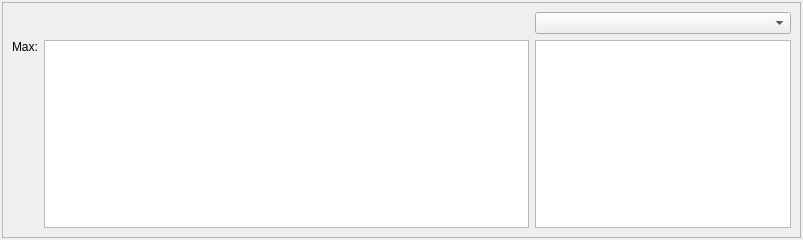
First picture: the form in Code/Tools/Inspector/TimeWidget.ui, repository ezEngine/ezEngine, before the edit.
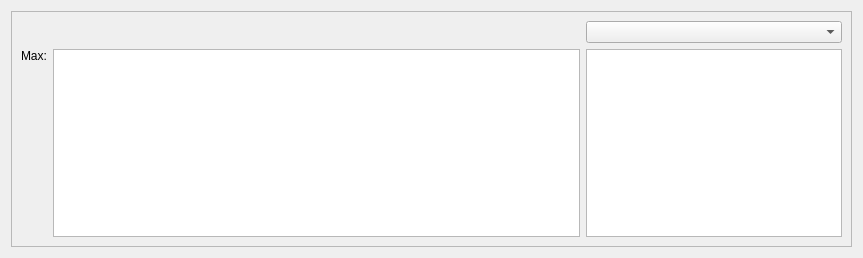
Second picture: the form after the edit. Icons and pictures are not drawn.

What changed in the file:
```diff
--- a/Code/Tools/Inspector/TimeWidget.ui
+++ b/Code/Tools/Inspector/TimeWidget.ui
@@ -1,47 +1,19 @@
 <?xml version="1.0" encoding="UTF-8"?>
 <ui version="4.0">
  <class>TimeWidget</class>
- <widget class="QDockWidget" name="TimeWidget">
+ <widget class="QWidget" name="TimeWidget">
   <property name="geometry">
    <rect>
     <x>0</x>
     <y>0</y>
-    <width>803</width>
-    <height>240</height>
+    <width>863</width>
+    <height>258</height>
    </rect>
   </property>
-  <property name="minimumSize">
-   <size>
-    <width>522</width>
-    <height>200</height>
-   </size>
-  </property>
-  <property name="features">
-   <set>QDockWidget::AllDockWidgetFeatures</set>
-  </property>
-  <property name="allowedAreas">
-   <set>Qt::AllDockWidgetAreas</set>
-  </property>
   <property name="windowTitle">
    <string>Time</string>
   </property>
-  <widget class="QWidget" name="dockWidgetContents">
    <layout class="QHBoxLayout" name="horizontalLayout">
-    <property name="spacing">
-     <number>0</number>
-    </property>
-    <property name="leftMargin">
-     <number>2</number>
-    </property>
-    <property name="topMargin">
-     <number>2</number>
-    </property>
-    <property name="rightMargin">
-     <number>2</number>
-    </property>
-    <property name="bottomMargin">
-     <number>2</number>
-    </property>
     <item>
      <widget class="QFrame" name="frame">
       <property name="frameShape">
@@ -141,7 +113,6 @@
      </widget>
     </item>
    </layout>
-  </widget>
  </widget>
  <resources>
   <include location="resources.qrc"/>
```
Left out of the diff: 2 changed lines with no effect on the pictures. Lines whose indentation alone changed are shown as unchanged.
